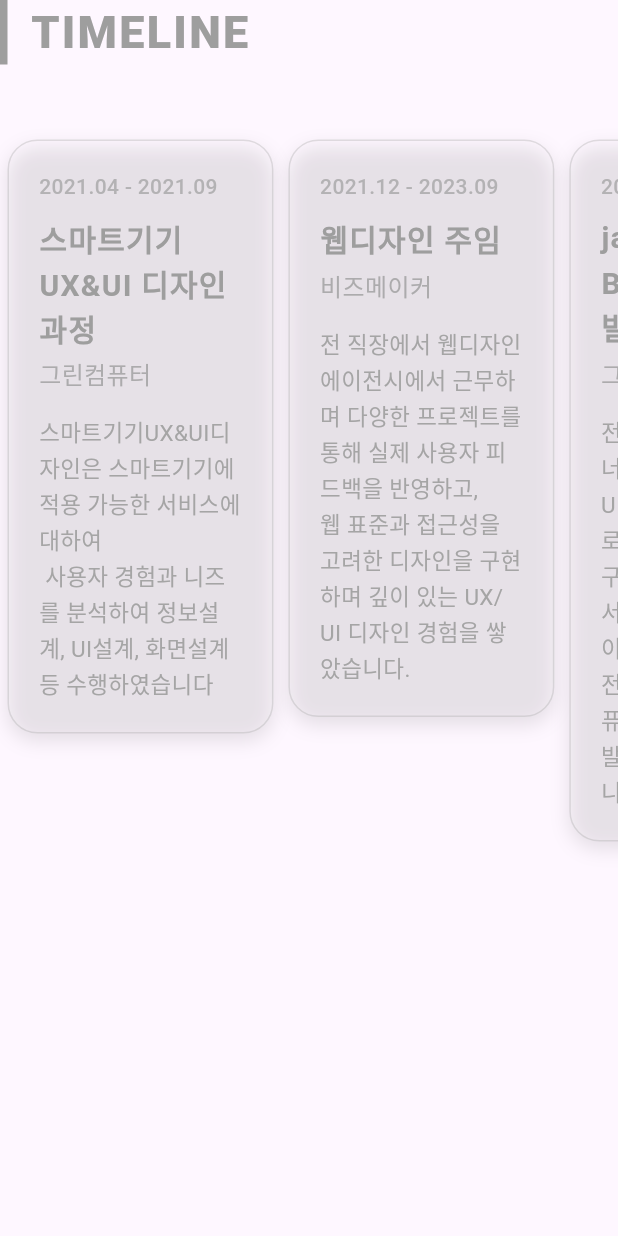
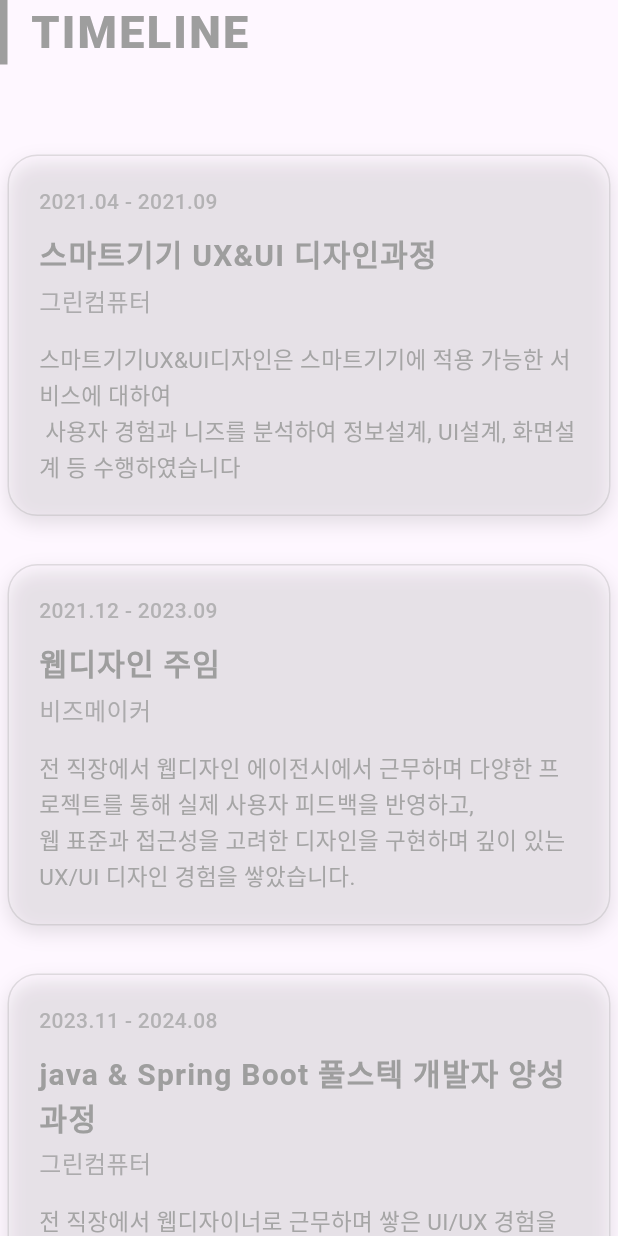
Before and after one commit to greenpig4b/flutter_portfolio, a Flutter app: the TimelineSection widget shown alone on an empty page, opened directly with empty values, on a phone screen of 412 x 824 dp. Run offline on Flutter 3.47's test engine with Material 3 defaults, Android fonts, the phone set to English and light mode, and no system bars; our stand-ins replace flutter_svg, visibility_detector.

Commit message:
포트폴리오 모바일 수정

```diff
--- a/lib/widgets/sections/skill/skill_section.dart
+++ b/lib/widgets/sections/skill/skill_section.dart
@@ -70,7 +70,7 @@ class _SkillsSectionState extends State<SkillsSection> {
                 crossAxisCount: 2, // 한 줄에 2개
                 crossAxisSpacing: 10.0, // 아이템 간 가로 간격
                 mainAxisSpacing: 10.0, // 아이템 간 세로 간격
-                childAspectRatio: 2.5, // 아이템의 가로:세로 비율 (스킬바 길이에 맞춰 조절)
+                childAspectRatio: 2.0, // 아이템의 가로:세로 비율 (스킬바 길이에 맞춰 조절)
               ),
               itemCount: _skillData.length,
               itemBuilder: (context, index) {
--- a/lib/widgets/sections/timeline/timeline_section.dart
+++ b/lib/widgets/sections/timeline/timeline_section.dart
@@ -1,3 +1,4 @@
+
 import 'package:flutter/material.dart';
 import 'package:jihun_flutter_resume/widgets/sections/timeline/section_widget/time_line_item.dart';
 import '../../../constants/app_sizes.dart';
@@ -17,32 +18,45 @@ class TimelineSection extends StatelessWidget {
   @override
   Widget build(BuildContext context) {
     double screenWidth = MediaQuery.of(context).size.width;
-    bool isMobile = screenWidth < AppSizes.mobileBreakpoint; // 모바일 체크 필요
+    bool isMobile = screenWidth < AppSizes.mobileBreakpoint;
 
-    // [수정된 로직 설명]
-    // 1. HomeScreen의 컨텐츠 영역 너비를 구합니다.
-    //    - 모바일이면 화면 전체(1.0), 아니면 60%(0.6)를 사용합니다.
+    // HomeScreen의 컨텐츠 영역 너비 설정
     double contentWidth = isMobile ? screenWidth : screenWidth * 0.6;
 
-    // 2. 컨텐츠 영역 너비를 5로 나눕니다.
-    //    (모바일에서는 너무 좁아지므로 모바일은 2.5개 정도 보이게 조정하는 것이 좋습니다)
-    double itemWidth = isMobile
-        ? contentWidth / 2.2  // 모바일: 약 2개 반 보이게 (가독성 확보)
-        : contentWidth / 5;   // 데스크톱: 정확히 5개 보이게
+    // 데스크톱용 아이템 너비 (정확히 5개 보이게)
+    double desktopItemWidth = contentWidth / 5;
 
     return Column(
       crossAxisAlignment: CrossAxisAlignment.start,
       children: [
         SectionTitle(title: AppStrings.timeLineTitle, color: accentColor),
+        const SizedBox(height: 10),
 
+        // 모바일일 때는 세로(Column), 데스크톱일 때는 가로(Row + Scroll)
+        if (isMobile)
+          Column(
+            children: AppStrings.timelineEvents.map((event) {
+              return Padding(
+                padding: const EdgeInsets.only(bottom: 12.0), // 아이템 간 간격
+                child: SizedBox(
+                  width: double.infinity, // 가로 꽉 차게
+                  child: TimelineItem(
+                    event: event,
+                    accentColor: accentColor,
+                    textColor: textColor,
+                  ),
+                ),
+              );
+            }).toList(),
+          )
+        else
           SingleChildScrollView(
             scrollDirection: Axis.horizontal,
             physics: const AlwaysScrollableScrollPhysics(),
             child: Row(
               crossAxisAlignment: CrossAxisAlignment.start,
-
               children: AppStrings.timelineEvents.map((event) => SizedBox(
-              width: itemWidth,
+                width: desktopItemWidth,
                 child: TimelineItem(
                   event: event,
                   accentColor: accentColor,
@@ -51,6 +65,7 @@ class TimelineSection extends StatelessWidget {
               )).toList(),
             ),
           ),
+
         const SizedBox(height: AppSizes.sectionSpacing),
       ],
     );
```
Lines whose indentation alone changed are shown as unchanged.
